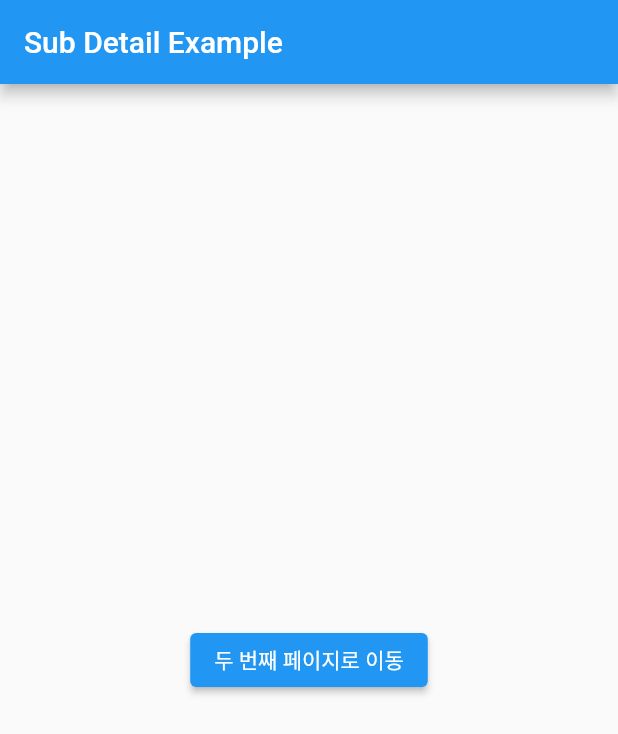
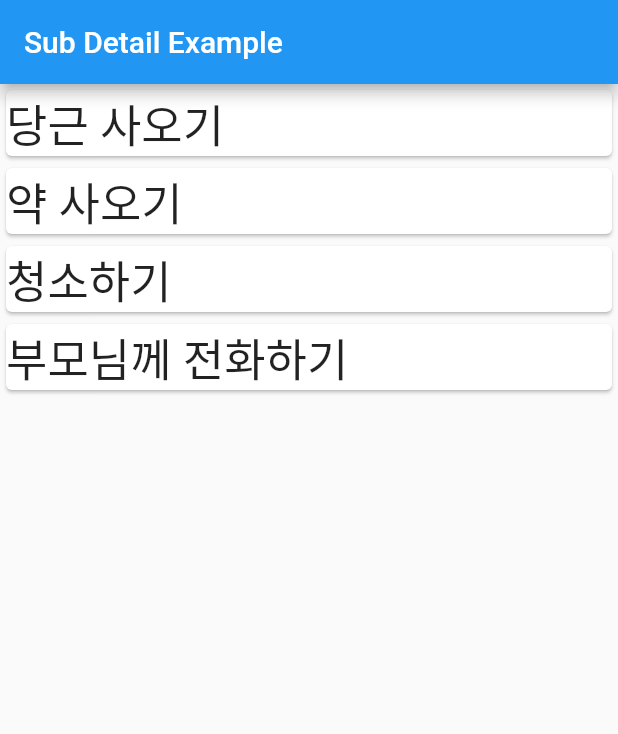
Before and after one commit to che-ri/flutter_prac, a Flutter app: the screen it shows after launch, on a phone screen of 412 x 824 dp. Shown: the top 734 px of the screen. Run offline on Flutter 3.47's test engine with Material 2 defaults, Android fonts, the phone set to English and light mode, and no system bars; our stand-ins replace dio, flutter_dotenv.

Commit message:
feat ::: todolist - 메인페이지에서 todo클릭시 디테일페이지로 이동

```diff
--- a/lib/main.dart
+++ b/lib/main.dart
@@ -1,11 +1,10 @@
-import 'package:app/largeFileMain.dart';
+import 'package:flutter/material.dart';
+import 'package:flutter_dotenv/flutter_dotenv.dart';
+
+//widgets
 import 'package:app/secondDetail.dart';
 import 'package:app/subDetail.dart';
-import 'package:app/thirdPage.dart';
-import 'package:flutter/material.dart';
-import 'package:http/http.dart' as http;
-import 'dart:convert';
-import 'package:flutter_dotenv/flutter_dotenv.dart';
+import 'package:app/thirdDetail.dart';
 
 void main() async {
   await dotenv.load(fileName: 'config/.env');
@@ -35,7 +34,7 @@ class MyApp extends StatelessWidget {
       routes: {
         '/': (context) => SubDetail(),
         '/second': (context) => SecondDetail(),
-        '/third': (context) => ThirdPage()
+        '/third': (context) => ThirdDetail()
       },
     );
   }
--- a/lib/subDetail.dart
+++ b/lib/subDetail.dart
@@ -8,17 +8,40 @@ class SubDetail extends StatefulWidget {
 }
 
 class _SubDetailState extends State<SubDetail> {
+  List<String> todoList = new List.empty(growable: true);
+
+  @override
+  void initState() {
+    // TODO: implement initState
+    super.initState();
+    todoList.add('당근 사오기');
+    todoList.add('약 사오기');
+    todoList.add('청소하기');
+    todoList.add('부모님께 전화하기');
+  }
+
   @override
   Widget build(BuildContext context) {
     return Scaffold(
         appBar: AppBar(title: Text('Sub Detail Example')),
-        body: Container(
-          child: Center(
-              child: ElevatedButton(
-                  onPressed: () {
-                    Navigator.of(context).pushNamed('/second');
-                  },
-                  child: Text('두 번째 페이지로 이동'))),
+        body: ListView.builder(
+          itemCount: todoList.length,
+          itemBuilder: (context, index) {
+            return Card(
+              child: InkWell(
+                splashColor: Colors.lightGreenAccent,
+                child: Text(
+                  todoList[index],
+                  style: TextStyle(fontSize: 30),
+                ),
+                onTap: () {
+                  Navigator.of(context)
+                      .pushNamed('/third', arguments: todoList[index]);
+                  //third path로 todo의 데이터 전달
+                },
+              ),
+            );
+          },
         ));
   }
 }
```
Also changed, not shown: lib/thirdDetail.dart (added, +27 -0 lines), lib/thirdPage.dart (deleted, +0 -25 lines).
